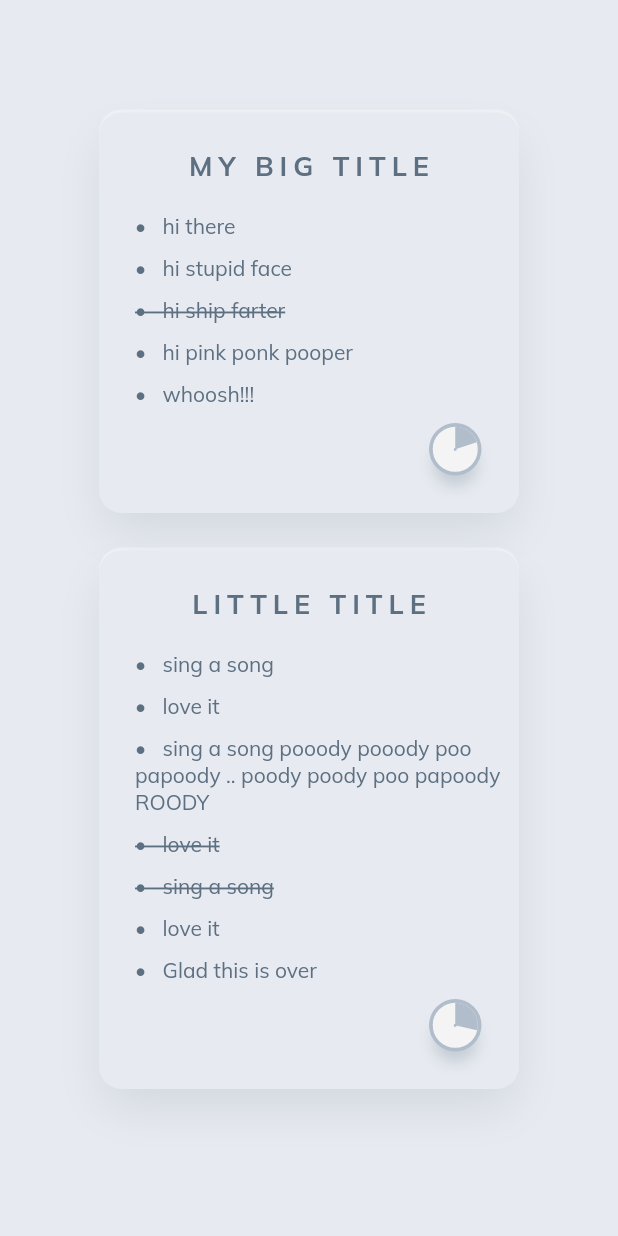
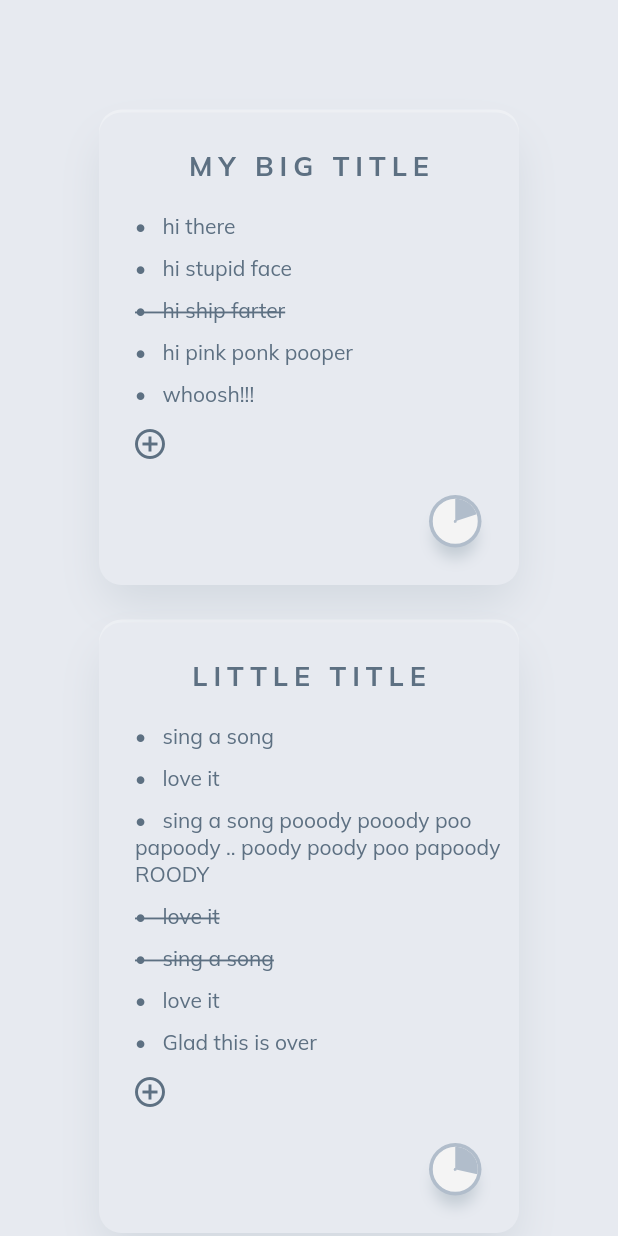
Before and after one commit to contrite/lists, a Flutter app: the screen it shows after launch, on a phone screen of 412 x 824 dp. Run offline on Flutter 3.47's test engine with Material 2 defaults, Android fonts, the phone set to English and light mode, and no system bars; drawn by our look-alikes of percent_indicator; our stand-ins replace google_fonts.

Commit message:
animated container

```diff
--- a/lib/list_item.dart
+++ b/lib/list_item.dart
@@ -3,7 +3,7 @@ import 'package:flutter/material.dart';
 import 'package:google_fonts/google_fonts.dart';
 
 class ItemModel {
-  ItemModel({required String this.title, required bool this.isDone});
+  ItemModel({required this.title, required this.isDone});
   String title = "";
   bool isDone = false;
 }
@@ -17,6 +17,7 @@ class ListItem extends StatefulWidget {
   int doneItems = 0;
   int totalItems = 0;
   List<ItemModel> items = [];
+  double containerHeight = 0;
 
   @override
   State<ListItem> createState() => _ListItemState();
@@ -45,7 +46,7 @@ class _ListItemState extends State<ListItem> {
 
   @override
   Widget build(BuildContext context) {
-    return Container(
+    return AnimatedContainer(
       decoration: BoxDecoration(
         color: const Color(0xFFE7EAF0),
         borderRadius: BorderRadius.circular(15.0),
@@ -66,6 +67,8 @@ class _ListItemState extends State<ListItem> {
       ),
       width: 280,
       // height: 100,
+      duration: const Duration(milliseconds: 500),
+      curve: Curves.fastOutSlowIn,
       child: Column(
         crossAxisAlignment: CrossAxisAlignment.start,
         children: [
@@ -75,7 +78,7 @@ class _ListItemState extends State<ListItem> {
                 child: Text(widget.title,
                     style: GoogleFonts.mulish(
                         fontSize: 18,
-                        color: Color(0xFF5D7082),
+                        color: const Color(0xFF5D7082),
                         fontWeight: FontWeight.bold,
                         letterSpacing: 4))),
           ),
@@ -92,13 +95,22 @@ class _ListItemState extends State<ListItem> {
                 child: Text('•   ' + item.title,
                     style: GoogleFonts.mulish(
                         fontSize: 14,
-                        color: Color(0xFF5D7082),
+                        color: const Color(0xFF5D7082),
                         decoration:
                             item.isDone ? TextDecoration.lineThrough : null,
                         decorationThickness: 2,
-                        decorationColor: Color(0xFF5D7082))),
+                        decorationColor: const Color(0xFF5D7082))),
               ),
             ),
+          IconButton(
+              onPressed: () {
+                widget.items.add(ItemModel(title: "New Guy!!", isDone: false));
+                setState(() {});
+              },
+              splashRadius: 1.0,
+              padding: const EdgeInsets.only(left: 20),
+              color: const Color(0xFF5D7082),
+              icon: const Icon(Icons.add_circle_outline)),
           const SizedBox(height: 10),
           Container(
             alignment: Alignment.centerRight,
```
